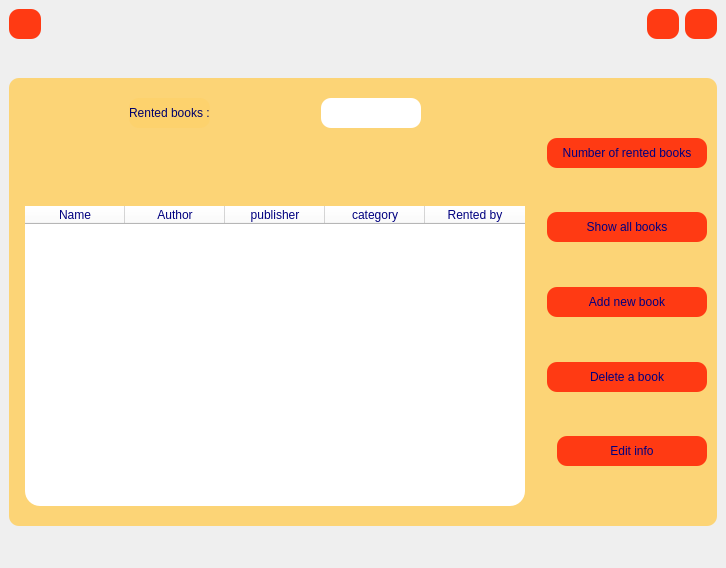
The window that adminform.ui (fatemebd/Library) describes before a commit, drawn with Qt 5.
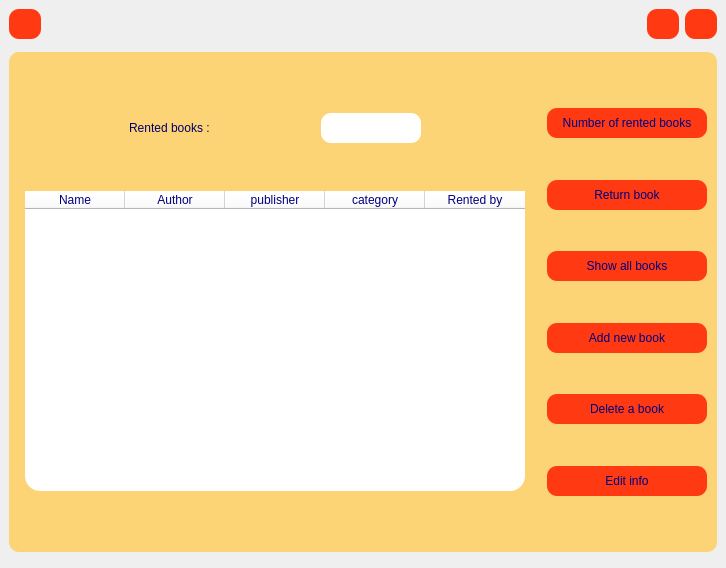
The same window after the commit. Icons and pictures are not drawn.

```diff
--- a/adminform.ui
+++ b/adminform.ui
@@ -191,6 +191,19 @@
          <property name="rightMargin">
           <number>0</number>
          </property>
+         <item>
+          <spacer name="verticalSpacer_12">
+           <property name="orientation">
+            <enum>Qt::Vertical</enum>
+           </property>
+           <property name="sizeHint" stdset="0">
+            <size>
+             <width>20</width>
+             <height>10</height>
+            </size>
+           </property>
+          </spacer>
+         </item>
          <item>
           <layout class="QHBoxLayout" name="horizontalLayout_7">
            <property name="topMargin">
@@ -211,6 +224,10 @@
            </item>
            <item>
             <widget class="QLabel" name="label">
+             <property name="styleSheet">
+              <string notr="true">background-color: rgba(255, 205, 88,0.0);
+</string>
+             </property>
              <property name="text">
               <string>Rented books :</string>
              </property>
@@ -277,7 +294,7 @@
            <property name="sizeHint" stdset="0">
             <size>
              <width>20</width>
-             <height>40</height>
+             <height>30</height>
             </size>
            </property>
           </spacer>
@@ -327,6 +344,19 @@
            </column>
           </widget>
          </item>
+         <item>
+          <spacer name="verticalSpacer_11">
+           <property name="orientation">
+            <enum>Qt::Vertical</enum>
+           </property>
+           <property name="sizeHint" stdset="0">
+            <size>
+             <width>20</width>
+             <height>40</height>
+            </size>
+           </property>
+          </spacer>
+         </item>
         </layout>
        </item>
        <item>
@@ -417,7 +447,7 @@
            <widget class="QPushButton" name="number">
             <property name="minimumSize">
              <size>
-              <width>150</width>
+              <width>160</width>
               <height>30</height>
              </size>
             </property>
@@ -426,6 +456,32 @@
             </property>
            </widget>
           </item>
+          <item>
+           <spacer name="verticalSpacer_10">
+            <property name="orientation">
+             <enum>Qt::Vertical</enum>
+            </property>
+            <property name="sizeHint" stdset="0">
+             <size>
+              <width>20</width>
+              <height>40</height>
+             </size>
+            </property>
+           </spacer>
+          </item>
+          <item>
+           <widget class="QPushButton" name="returnbook">
+            <property name="minimumSize">
+             <size>
+              <width>160</width>
+              <height>30</height>
+             </size>
+            </property>
+            <property name="text">
+             <string>Return book</string>
+            </property>
+           </widget>
+          </item>
           <item>
            <spacer name="verticalSpacer_9">
             <property name="orientation">
@@ -448,7 +504,7 @@
              <widget class="QPushButton" name="showall">
               <property name="minimumSize">
                <size>
-                <width>150</width>
+                <width>160</width>
                 <height>30</height>
                </size>
               </property>
@@ -483,19 +539,6 @@
             <property name="topMargin">
              <number>0</number>
             </property>
-            <item>
-             <spacer name="horizontalSpacer_2">
-              <property name="orientation">
-               <enum>Qt::Horizontal</enum>
-              </property>
-              <property name="sizeHint" stdset="0">
-               <size>
-                <width>40</width>
-                <height>20</height>
-               </size>
-              </property>
-             </spacer>
-            </item>
             <item>
              <widget class="QPushButton" name="add">
               <property name="minimumSize">
@@ -535,19 +578,6 @@
             <property name="topMargin">
              <number>0</number>
             </property>
-            <item>
-             <spacer name="horizontalSpacer_4">
-              <property name="orientation">
-               <enum>Qt::Horizontal</enum>
-              </property>
-              <property name="sizeHint" stdset="0">
-               <size>
-                <width>40</width>
-                <height>20</height>
-               </size>
-              </property>
-             </spacer>
-            </item>
             <item>
              <widget class="QPushButton" name="delete_2">
               <property name="minimumSize">
@@ -587,24 +617,11 @@
             <property name="topMargin">
              <number>0</number>
             </property>
-            <item>
-             <spacer name="horizontalSpacer_6">
-              <property name="orientation">
-               <enum>Qt::Horizontal</enum>
-              </property>
-              <property name="sizeHint" stdset="0">
-               <size>
-                <width>40</width>
-                <height>20</height>
-               </size>
-              </property>
-             </spacer>
-            </item>
             <item>
              <widget class="QPushButton" name="edit">
               <property name="minimumSize">
                <size>
-                <width>150</width>
+                <width>160</width>
                 <height>30</height>
                </size>
               </property>
```
Left out of the diff: 62 changed lines with no effect on the pictures.
